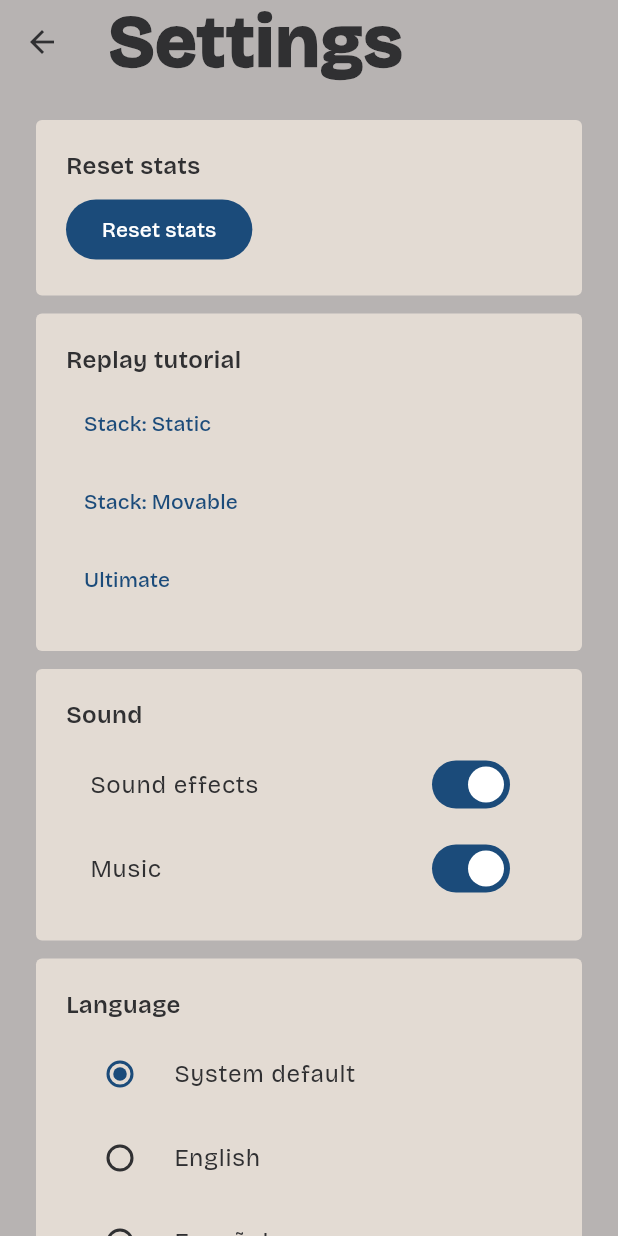
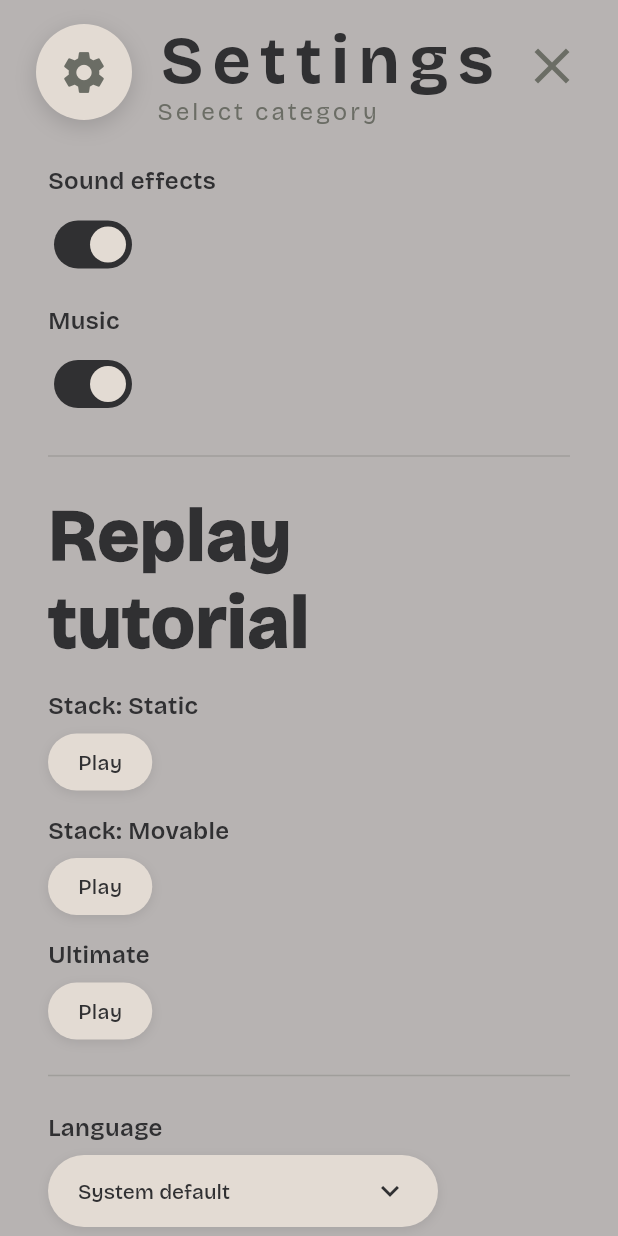
Before and after one commit to RSSerna/tic-tac-twist, a Flutter app: the SettingsScreen screen opened directly, on a phone screen of 412 x 824 dp. Run offline on Flutter 3.47's test engine with Material 3 defaults, Android fonts, the light colour scheme and no system bars; our stand-ins replace audioplayers, firebase_analytics, firebase_core, firebase_crashlytics, flutter_riverpod, google_mobile_ads and 3 more; accounts and stored records are empty; generated files the repository leaves out were written again.

Commit message:
feat: enhance settings screen with new UI components and localization, add pill buttons for actions

```diff
--- a/lib/l10n/app_en.arb
+++ b/lib/l10n/app_en.arb
@@ -263,5 +263,17 @@
   "challengeBeatImpossibleMovable": "Beat Impossible at Stack: Movable",
   "challengeBeatImpossibleUltimate": "Beat Impossible at Ultimate",
   "challengeWinWithL4OnFinalMove": "Win with a level 4 chip as your final move",
-  "challengeClaimBoardMajority": "Win an Ultimate game holding six or more boards"
+  "challengeClaimBoardMajority": "Win an Ultimate game holding six or more boards",
+  "settingsSubtitle": "Select category",
+  "@settingsSubtitle": {
+    "description": "Line under the Settings screen title, describing what the screen contains."
+  },
+  "settingsReplayAction": "Play",
+  "@settingsReplayAction": {
+    "description": "Label on the button that replays a mode's tutorial."
+  },
+  "close": "Close",
+  "@close": {
+    "description": "Accessibility label for the button that dismisses a full-screen panel."
+  }
 }
--- a/lib/l10n/app_es.arb
+++ b/lib/l10n/app_es.arb
@@ -154,5 +154,8 @@
   "challengeBeatImpossibleMovable": "Gana en Imposible en Stack: Movable",
   "challengeBeatImpossibleUltimate": "Gana en Imposible en Ultimate",
   "challengeWinWithL4OnFinalMove": "Gana con una ficha de nivel 4 en tu última jugada",
-  "challengeClaimBoardMajority": "Gana una partida de Ultimate con seis o más tableros"
+  "challengeClaimBoardMajority": "Gana una partida de Ultimate con seis o más tableros",
+  "settingsSubtitle": "Elige una categoría",
+  "settingsReplayAction": "Jugar",
+  "close": "Cerrar"
 }
--- a/lib/ui/screens/settings_screen.dart
+++ b/lib/ui/screens/settings_screen.dart
@@ -10,6 +10,8 @@ import '../../services/purchase_service.dart';
 import '../../services/stats/stats_service.dart';
 import '../../theme/tokens.dart';
 import '../../theme/typography.dart';
+import '../widgets/buttons/pill_action_button.dart';
+import '../widgets/buttons/pill_dropdown.dart';
 import 'tutorial_screen.dart';
 
 String _modeName(AppLocalizations l10n, GameMode mode) => switch (mode) {
@@ -20,6 +22,10 @@ String _modeName(AppLocalizations l10n, GameMode mode) => switch (mode) {
 
 /// Design doc §10: reset stats, replay tutorial, sound toggles, language,
 /// local turn timer.
+///
+/// Laid out as a full-bleed panel — its own header with a close button rather
+/// than an `AppBar`, and label-left/control-right rows on the bare `ground`
+/// instead of section cards.
 class SettingsScreen extends ConsumerWidget {
   const SettingsScreen({super.key});
 
@@ -31,121 +37,123 @@ class SettingsScreen extends ConsumerWidget {
     final settingsController = ref.read(settingsControllerProvider.notifier);
 
     return Scaffold(
-      appBar: AppBar(
-        title: Text(l10n.settingsTitle),
       backgroundColor: colors.ground,
-        foregroundColor: colors.ink,
+      body: SafeArea(
+        child: Column(
+          children: [
+            const _SettingsHeader(),
+            Expanded(
+              child: ListView(
+                // Full screen width, inset only by a horizontal gutter —
+                // rows read as a single column of settings rather than a
+                // centred card.
+                padding: const EdgeInsets.fromLTRB(32, 8, 32, 32),
+                children: [
+                  _SettingRow(
+                    label: l10n.settingsSfxLabel,
+                    control: _SettingSwitch(
+                      switchKey: const Key('sfx-toggle'),
+                      value: settings?.sfxEnabled ?? true,
+                      onChanged: settingsController.setSfxEnabled,
                     ),
-      body: SafeArea(
-        child: ListView(
-          padding: const EdgeInsets.all(24),
-          children: [
-            _SectionCard(
-              title: l10n.settingsResetStats,
-              child: Align(
-                alignment: Alignment.centerLeft,
-                child: FilledButton(
-                  key: const Key('reset-stats'),
-                  onPressed: () => _confirmResetStats(context, ref),
-                  child: Text(l10n.settingsResetStats),
+                  ),
+                  _SettingRow(
+                    label: l10n.settingsMusicLabel,
+                    control: _SettingSwitch(
+                      switchKey: const Key('music-toggle'),
+                      value: settings?.musicEnabled ?? true,
+                      onChanged: settingsController.setMusicEnabled,
+                    ),
+                  ),
+                  const _RowDivider(),
+
+                  // One row per mode rather than the mockup's single
+                  // "Repeat tutorial" button: there are three separate
+                  // tutorials, and a lone button couldn't say which.
+                  _SectionLabel(l10n.settingsReplayTutorialHeading),
+                  for (final mode in GameMode.values)
+                    _SettingRow(
+                      label: _modeName(l10n, mode),
+                      control: PillActionButton(
+                        key: Key('replay-tutorial-${mode.name}'),
+                        label: l10n.settingsReplayAction,
+                        onPressed: () => Navigator.of(context).push(
+                          MaterialPageRoute<void>(
+                            builder: (_) => TutorialScreen(mode: mode),
                           ),
                         ),
                       ),
-            const SizedBox(height: 12),
-            _SectionCard(
-              title: l10n.settingsReplayTutorialHeading,
-              child: Column(
-                crossAxisAlignment: CrossAxisAlignment.start,
-                children: [
-                  for (final mode in GameMode.values)
-                    Padding(
-                      padding: const EdgeInsets.only(bottom: 4),
-                      child: TextButton(
-                        key: Key('replay-tutorial-${mode.name}'),
-                        onPressed: () => Navigator.of(context).push(
-                          MaterialPageRoute<void>(
-                              builder: (_) => TutorialScreen(mode: mode)),
                     ),
-                        child: Text(_modeName(l10n, mode)),
+                  const _RowDivider(),
+
+                  _SettingRow(
+                    label: l10n.settingsLanguageHeading,
+                    control: PillDropdown<String?>(
+                      key: const Key('language-picker'),
+                      value: settings?.languageCode,
+                      onChanged: settingsController.setLanguageCode,
+                      items: [
+                        DropdownMenuItem(
+                          key: const Key('language-system'),
+                          value: null,
+                          child: Text(l10n.languageSystem),
+                        ),
+                        DropdownMenuItem(
+                          key: const Key('language-en'),
+                          value: 'en',
+                          child: Text(l10n.languageEnglish),
+                        ),
+                        DropdownMenuItem(
+                          key: const Key('language-es'),
+                          value: 'es',
+                          child: Text(l10n.languageSpanish),
+                        ),
+                      ],
+                    ),
+                  ),
+                  _SettingRow(
+                    label: l10n.settingsTurnTimerHeading,
+                    control: PillDropdown<TurnTimerPreset>(
+                      key: const Key('turn-timer-picker'),
+                      value: settings?.turnTimer,
+                      onChanged: (value) {
+                        if (value != null) {
+                          settingsController.setTurnTimer(value);
+                        }
+                      },
+                      items: [
+                        for (final preset in TurnTimerPreset.values)
+                          DropdownMenuItem(
+                            key: Key('turn-timer-${preset.name}'),
+                            value: preset,
+                            child: Text(
+                              preset == TurnTimerPreset.off
+                                  ? l10n.turnTimerOff
+                                  : l10n.turnTimerSeconds(preset.seconds!),
                             ),
                           ),
                       ],
                     ),
                   ),
-            const SizedBox(height: 12),
-            _SectionCard(
-              title: l10n.settingsSoundHeading,
-              child: Column(
-                children: [
-                  SwitchListTile(
-                    key: const Key('sfx-toggle'),
-                    title: Text(l10n.settingsSfxLabel),
-                    value: settings?.sfxEnabled ?? true,
-                    onChanged: (value) => settingsController.setSfxEnabled(value),
-                  ),
-                  SwitchListTile(
-                    key: const Key('music-toggle'),
-                    title: Text(l10n.settingsMusicLabel),
-                    value: settings?.musicEnabled ?? true,
-                    onChanged: (value) => settingsController.setMusicEnabled(value),
-                  ),
-                ],
+                  const _RowDivider(),
+
+                  _SettingRow(
+                    label: l10n.settingsResetStats,
+                    control: PillActionButton(
+                      key: const Key('reset-stats'),
+                      label: l10n.settingsReset,
+                      onPressed: () => _confirmResetStats(context, ref),
                     ),
                   ),
-            const SizedBox(height: 12),
-            _SectionCard(
-              title: l10n.settingsLanguageHeading,
-              child: RadioGroup<String?>(
-                groupValue: settings?.languageCode,
-                onChanged: (code) => settingsController.setLanguageCode(code),
-                child: Column(
-                  children: [
-                    RadioListTile<String?>(
-                      key: const Key('language-system'),
-                      title: Text(l10n.languageSystem),
-                      value: null,
-                    ),
-                    RadioListTile<String?>(
-                      key: const Key('language-en'),
-                      title: Text(l10n.languageEnglish),
-                      value: 'en',
-                    ),
-                    RadioListTile<String?>(
-                      key: const Key('language-es'),
-                      title: Text(l10n.languageSpanish),
-                      value: 'es',
-                    ),
-                  ],
-                ),
-              ),
-            ),
-            // Web is inherently ad-free and purchase-free (design doc §9) —
-            // AdMob and in_app_purchase have no web implementation, so
-            // there's nothing to remove and nothing to buy there.
+                  // Web is inherently ad-free and purchase-free (design
+                  // doc §9) — AdMob and in_app_purchase have no web
+                  // implementation, so there's nothing to remove and
+                  // nothing to buy there.
                   if (!kIsWeb) ...[
-              const SizedBox(height: 12),
+                    const _RowDivider(),
                     const _RemoveAdsSection(),
                   ],
-            const SizedBox(height: 12),
-            _SectionCard(
-              title: l10n.settingsTurnTimerHeading,
-              child: RadioGroup<TurnTimerPreset>(
-                groupValue: settings?.turnTimer,
-                onChanged: (value) {
-                  if (value != null) settingsController.setTurnTimer(value);
-                },
-                child: Column(
-                  children: [
-                    for (final preset in TurnTimerPreset.values)
-                      RadioListTile<TurnTimerPreset>(
-                        key: Key('turn-timer-${preset.name}'),
-                        title: Text(preset == TurnTimerPreset.off
-                            ? l10n.turnTimerOff
-                            : l10n.turnTimerSeconds(preset.seconds!)),
-                        value: preset,
-                      ),
                 ],
-                ),
               ),
             ),
           ],
@@ -177,8 +185,161 @@ class SettingsScreen extends ConsumerWidget {
     if (confirmed != true) return;
     await ref.read(statsServiceProvider).resetAll();
     if (!context.mounted) return;
-    ScaffoldMessenger.of(context).showSnackBar(
-      SnackBar(content: Text(l10n.settingsResetStatsDone)),
+    ScaffoldMessenger.of(
+      context,
+    ).showSnackBar(SnackBar(content: Text(l10n.settingsResetStatsDone)));
+  }
+}
+
+/// Gear badge, title and subtitle on the left; close on the right.
+class _SettingsHeader extends StatelessWidget {
+  const _SettingsHeader();
+
+  @override
+  Widget build(BuildContext context) {
+    final l10n = AppLocalizations.of(context);
+    final colors = context.gameColors;
+    final styles = context.gameTextStyles;
+    final elevations = context.gameElevations;
+
+    return Padding(
+      padding: const EdgeInsets.fromLTRB(24, 16, 16, 8),
+      child: Row(
+        crossAxisAlignment: CrossAxisAlignment.start,
+        children: [
+          Container(
+            width: 64,
+            height: 64,
+            decoration: BoxDecoration(
+              color: colors.surface,
+              shape: BoxShape.circle,
+              boxShadow: elevations.raised,
+            ),
+            child: Icon(Icons.settings, size: 34, color: colors.neutral),
+          ),
+          const SizedBox(width: 16),
+          Expanded(
+            child: Column(
+              crossAxisAlignment: CrossAxisAlignment.start,
+              children: [
+                Text(l10n.settingsTitle, style: styles.display),
+                Text(l10n.settingsSubtitle, style: styles.subtitle),
+              ],
+            ),
+          ),
+          IconButton(
+            key: const Key('close-settings'),
+            icon: const Icon(Icons.close),
+            iconSize: 40,
+            color: colors.neutral,
+            tooltip: l10n.close,
+            onPressed: () => Navigator.of(context).pop(),
+          ),
+        ],
+      ),
+    );
+  }
+}
+
+/// A label on the left, its control on the right.
+class _SettingRow extends StatelessWidget {
+  const _SettingRow({required this.label, required this.control});
+
+  final String label;
+  final Widget control;
+
+  @override
+  Widget build(BuildContext context) {
+    final styles = context.gameTextStyles;
+    // Deliberately a step below the section headings above them, so a group
+    // of rows reads as belonging to its heading rather than competing with it.
+    final text = Text(label, style: styles.cardTitle);
+
+    return Padding(
+      padding: const EdgeInsets.symmetric(vertical: 8),
+      child: LayoutBuilder(
+        builder: (context, constraints) {
+          // A long translated label and a wide control can't share a line on
+          // a phone — Spanish's turn-timer row is the worst case (design
+          // system §8). Stack them rather than squeezing the label into a
+          // column of one character per line.
+          if (constraints.maxWidth < 420) {
+            return Column(
+              crossAxisAlignment: CrossAxisAlignment.start,
+              children: [text, const SizedBox(height: 8), control],
+            );
+          }
+          return Row(
+            children: [
+              Expanded(child: text),
+              const SizedBox(width: 16),
+              Flexible(child: control),
+            ],
+          );
+        },
+      ),
+    );
+  }
+}
+
+/// Heading over a group of related rows.
+class _SectionLabel extends StatelessWidget {
+  const _SectionLabel(this.text);
+
+  final String text;
+
+  @override
+  Widget build(BuildContext context) {
+    return Padding(
+      padding: const EdgeInsets.only(top: 8, bottom: 8),
+      child: Text(text, style: context.gameTextStyles.screenTitle),
+    );
+  }
+}
+
+class _RowDivider extends StatelessWidget {
+  const _RowDivider();
+
+  @override
+  Widget build(BuildContext context) {
+    return Divider(
+      height: 32,
+      color: context.gameColors.neutral.withValues(alpha: 0.3),
+    );
+  }
+}
+
+/// A [Switch] painted from the palette rather than Material's defaults, so it
+/// reads as the same family as the pills beside it.
+class _SettingSwitch extends StatelessWidget {
+  const _SettingSwitch({
+    required this.switchKey,
+    required this.value,
+    required this.onChanged,
+  });
+
+  final Key switchKey;
+  final bool value;
+  final ValueChanged<bool> onChanged;
+
+  @override
+  Widget build(BuildContext context) {
+    final colors = context.gameColors;
+
+    return Switch(
+      key: switchKey,
+      value: value,
+      onChanged: onChanged,
+      thumbColor: WidgetStatePropertyAll(colors.surface),
+      // `ink`, not `playerA`: indigo is Player 1's colour and carries that
+      // meaning everywhere else in the app — borrowing it for a generic UI
+      // control would say something the control doesn't mean.
+      trackColor: WidgetStateProperty.resolveWith(
+        (states) => states.contains(WidgetState.selected)
+            ? colors.ink
+            : colors.neutral.withValues(alpha: 0.4),
+      ),
+      trackOutlineColor: WidgetStatePropertyAll(Colors.transparent),
     );
   }
 }
@@ -212,40 +373,42 @@ class _RemoveAdsSectionState extends ConsumerState<_RemoveAdsSection> {
   @override
   Widget build(BuildContext context) {
     final l10n = AppLocalizations.of(context);
+    final styles = context.gameTextStyles;
 
-    return _SectionCard(
-      title: l10n.removeAdsTitle,
-      child: FutureBuilder<bool>(
+    return FutureBuilder<bool>(
       future: _removed,
       builder: (context, snapshot) {
         final removed = snapshot.data ?? false;
         return Column(
           crossAxisAlignment: CrossAxisAlignment.start,
           children: [
-              Text(l10n.removeAdsDesc),
-              const SizedBox(height: 8),
+            _SectionLabel(l10n.removeAdsTitle),
+            Text(l10n.removeAdsDesc, style: styles.bodyMuted),
+            const SizedBox(height: 12),
             if (removed)
-                Text(l10n.removeAdsOwned)
+              Text(l10n.removeAdsOwned, style: styles.body)
             else
               Wrap(
                 spacing: 12,
                 runSpacing: 8,
                 crossAxisAlignment: WrapCrossAlignment.center,
                 children: [
-                    FilledButton(
+                  PillActionButton(
                     key: const Key('remove-ads-buy'),
+                    label: l10n.removeAdsButton,
                     onPressed: () async {
                       await ref
                           .read(purchaseServiceProvider)
                           .buy(ProductId.removeAds);
                       _refresh();
                     },
-                      child: Text(l10n.removeAdsButton),
                   ),
                   TextButton(
                     key: const Key('restore-purchases'),
                     onPressed: () async {
-                        await ref.read(purchaseServiceProvider).restorePurchases();
+                      await ref
+                          .read(purchaseServiceProvider)
+                          .restorePurchases();
                       _refresh();
                     },
                     child: Text(l10n.restorePurchases),
@@ -255,36 +418,6 @@ class _RemoveAdsSectionState extends ConsumerState<_RemoveAdsSection> {
           ],
         );
       },
-      ),
     );
   }
 }
-
-class _SectionCard extends StatelessWidget {
-  const _SectionCard({required this.title, required this.child});
-
-  final String title;
-  final Widget child;
-
-  @override
-  Widget build(BuildContext context) {
-    final colors = context.gameColors;
-    final styles = context.gameTextStyles;
-
-    return Material(
-      color: colors.surface,
-      borderRadius: BorderRadius.circular(4),
-      child: Padding(
-        padding: const EdgeInsets.all(20),
-        child: Column(
-          crossAxisAlignment: CrossAxisAlignment.start,
-          children: [
-            Text(title, style: styles.cardTitle),
-            const SizedBox(height: 8),
-            child,
-          ],
-        ),
-      ),
-    );
-  }
-}
--- /dev/null
+++ b/lib/ui/widgets/buttons/pill_action_button.dart
@@ -0,0 +1,44 @@
+import 'package:flutter/material.dart';
+
+import '../../../theme/tokens.dart';
+import '../../../theme/typography.dart';
+
+/// A small stadium-shaped action button — the compact sibling of
+/// `MenuPillButton`, for controls that sit at the end of a settings row.
+class PillActionButton extends StatelessWidget {
+  const PillActionButton({
+    super.key,
+    required this.label,
+    required this.onPressed,
+  });
+
+  final String label;
+  final VoidCallback? onPressed;
+
+  @override
+  Widget build(BuildContext context) {
+    final colors = context.gameColors;
+    final styles = context.gameTextStyles;
+    final elevations = context.gameElevations;
+    final radius = BorderRadius.circular(24);
+
+    return Container(
+      decoration: BoxDecoration(
+        borderRadius: radius,
+        boxShadow: elevations.resting,
+      ),
+      child: Material(
+        color: colors.surface,
+        borderRadius: radius,
+        child: InkWell(
+          borderRadius: radius,
+          onTap: onPressed,
+          child: Padding(
+            padding: const EdgeInsets.symmetric(horizontal: 20, vertical: 10),
+            child: Text(label, style: styles.label),
+          ),
+        ),
+      ),
+    );
+  }
+}
--- /dev/null
+++ b/lib/ui/widgets/buttons/pill_dropdown.dart
@@ -0,0 +1,64 @@
+import 'package:flutter/material.dart';
+
+import '../../../theme/tokens.dart';
+import '../../../theme/typography.dart';
+
+/// A [DropdownButton] wearing the same stadium-shaped `surface` skin as
+/// [PillActionButton] — the picker used for one-of-many settings.
+///
+/// Replaces a column of radio tiles: five turn-timer presets as tiles is a
+/// screenful, and as a pill it's one line.
+class PillDropdown<T> extends StatelessWidget {
+  const PillDropdown({
+    super.key,
+    required this.value,
+    required this.items,
+    required this.onChanged,
+  });
+
+  final T? value;
+  final List<DropdownMenuItem<T>> items;
+  final ValueChanged<T?>? onChanged;
+
+  @override
+  Widget build(BuildContext context) {
+    final colors = context.gameColors;
+    final styles = context.gameTextStyles;
+    final elevations = context.gameElevations;
+    final radius = BorderRadius.circular(24);
+
+    return Container(
+      padding: const EdgeInsets.symmetric(horizontal: 20),
+      // Capped and expanded rather than sized to its widest option: an
+      // untruncated option (Spanish's turn-timer presets) would otherwise
+      // set the pill's width and push the row's label off the screen.
+      constraints: const BoxConstraints(maxWidth: 260),
+      decoration: BoxDecoration(
+        color: colors.surface,
+        borderRadius: radius,
+        boxShadow: elevations.resting,
+      ),
+      child: DropdownButtonHideUnderline(
+        child: DropdownButton<T>(
+          value: value,
+          items: items,
+          onChanged: onChanged,
+          isExpanded: true,
+          borderRadius: radius,
+          dropdownColor: colors.surface,
+          icon: Icon(Icons.keyboard_arrow_down, color: colors.ink),
+          style: styles.label,
+          // The menu inherits the pill's own text colour rather than
+          // Material's default, so a skin change carries into it.
+          selectedItemBuilder: (context) => [
+            for (final item in items)
+              Align(
+                alignment: Alignment.centerLeft,
+                child: DefaultTextStyle(style: styles.label, child: item.child),
+              ),
+          ],
+        ),
+      ),
+    );
+  }
+}
```
Also changed, not shown: 1 other file. Lines whose indentation alone changed are shown as unchanged.
